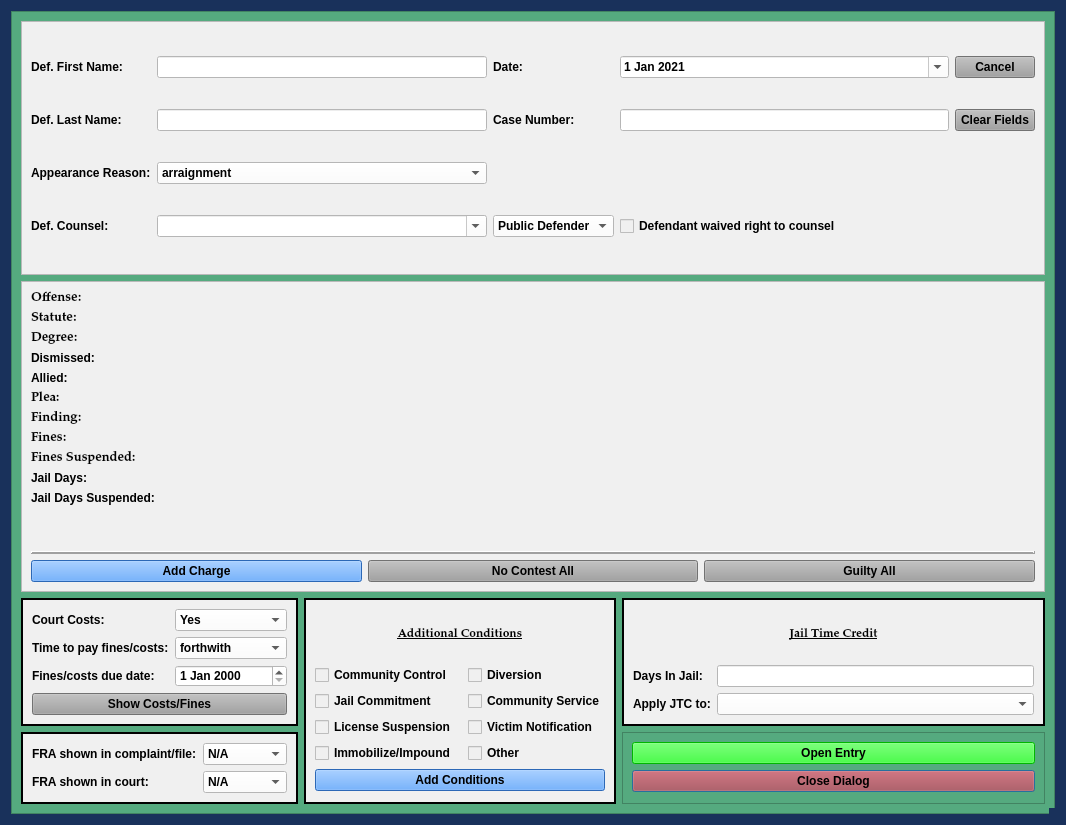
HunterProgram22/MuniEntry, file package/views/ui/JailCCPleaDialog.ui: the form before one commit.
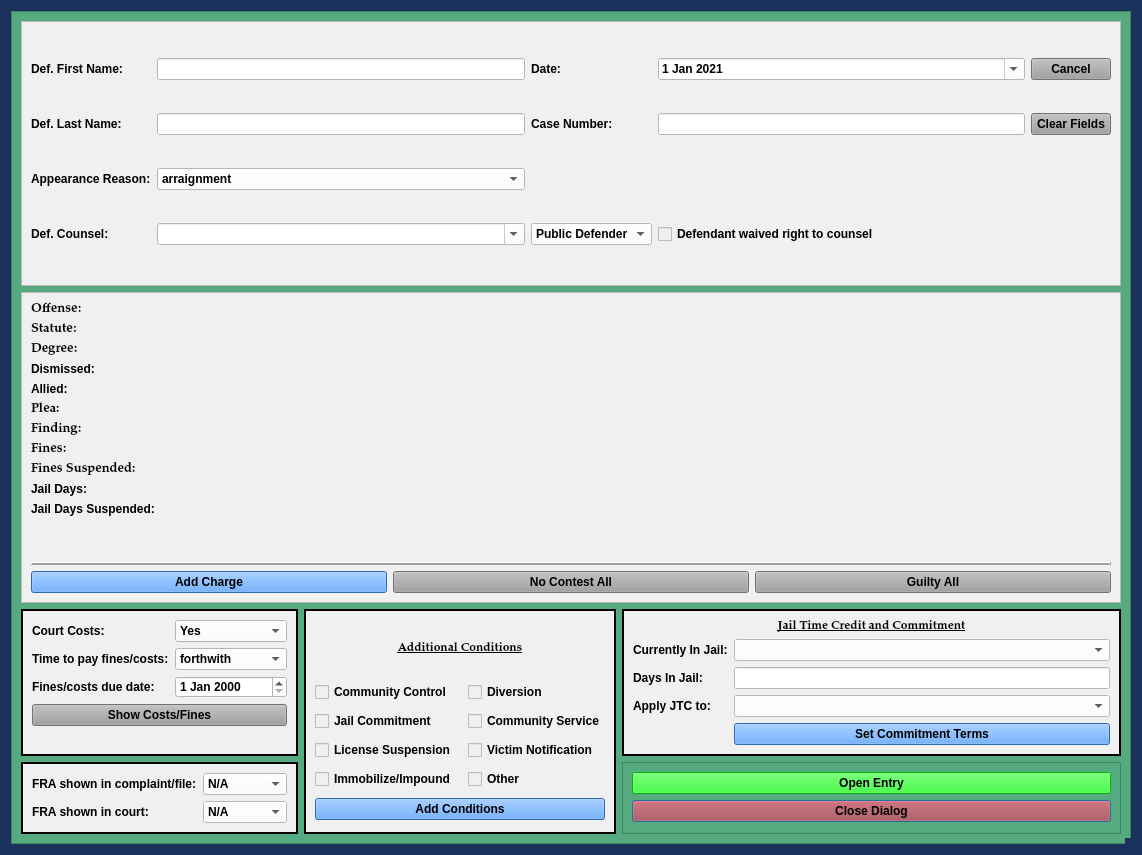
The form after the commit.

Commit message: Added currently in jail for UI and template.

The edit to the form file:
```diff
--- a/package/views/ui/JailCCPleaDialog.ui
+++ b/package/views/ui/JailCCPleaDialog.ui
@@ -9,8 +9,8 @@
    <rect>
     <x>0</x>
     <y>0</y>
-    <width>1066</width>
-    <height>825</height>
+    <width>1142</width>
+    <height>855</height>
    </rect>
   </property>
   <property name="sizePolicy">
@@ -162,8 +162,8 @@
        <rect>
         <x>0</x>
         <y>0</y>
-        <width>1023</width>
-        <height>830</height>
+        <width>1099</width>
+        <height>849</height>
        </rect>
       </property>
       <layout class="QGridLayout" name="gridLayout_4" rowstretch="1,0,0,0">
@@ -890,16 +890,52 @@
          </property>
          <layout class="QGridLayout" name="gridLayout_6">
           <item row="1" column="0">
+           <widget class="QLabel" name="label_6">
+            <property name="text">
+             <string>Currently In Jail:</string>
+            </property>
+           </widget>
+          </item>
+          <item row="1" column="1">
+           <widget class="QComboBox" name="in_jail_box">
+            <property name="styleSheet">
+             <string notr="true">background-color: rgb(255, 255, 255);</string>
+            </property>
+            <item>
+             <property name="text">
+              <string/>
+             </property>
+            </item>
+            <item>
+             <property name="text">
+              <string>Yes</string>
+             </property>
+            </item>
+            <item>
+             <property name="text">
+              <string>No</string>
+             </property>
+            </item>
+           </widget>
+          </item>
+          <item row="2" column="1">
+           <widget class="QLineEdit" name="jail_time_credit_box">
+            <property name="styleSheet">
+             <string notr="true">background-color: rgb(255, 255, 255);</string>
+            </property>
+           </widget>
+          </item>
+          <item row="2" column="0">
            <widget class="QLabel" name="label_13">
             <property name="text">
              <string>Days In Jail:</string>
             </property>
            </widget>
           </item>
-          <item row="1" column="1">
-           <widget class="QLineEdit" name="jail_time_credit_box">
-            <property name="styleSheet">
-             <string notr="true">background-color: rgb(255, 255, 255);</string>
+          <item row="3" column="0">
+           <widget class="QLabel" name="label_16">
+            <property name="text">
+             <string>Apply JTC to:</string>
             </property>
            </widget>
           </item>
@@ -922,21 +958,14 @@
              </font>
             </property>
             <property name="text">
-             <string>Jail Time Credit</string>
+             <string>Jail Time Credit and Commitment</string>
             </property>
             <property name="alignment">
              <set>Qt::AlignCenter</set>
             </property>
            </widget>
           </item>
-          <item row="2" column="0">
-           <widget class="QLabel" name="label_16">
-            <property name="text">
-             <string>Apply JTC to:</string>
-            </property>
-           </widget>
-          </item>
-          <item row="2" column="1">
+          <item row="3" column="1">
            <widget class="QComboBox" name="jail_time_credit_apply_box">
             <property name="styleSheet">
              <string notr="true">background-color: rgb(255, 255, 255);</string>
@@ -958,6 +987,16 @@
             </item>
            </widget>
           </item>
+          <item row="4" column="1">
+           <widget class="QPushButton" name="set_commitment_terms_Button">
+            <property name="styleSheet">
+             <string notr="true">background-color: rgb(62, 146, 255)</string>
+            </property>
+            <property name="text">
+             <string>Set Commitment Terms</string>
+            </property>
+           </widget>
+          </item>
          </layout>
         </widget>
        </item>
```
Left out of the diff: 2 changed lines with no effect on the pictures. The commit also changes 9 other files.
